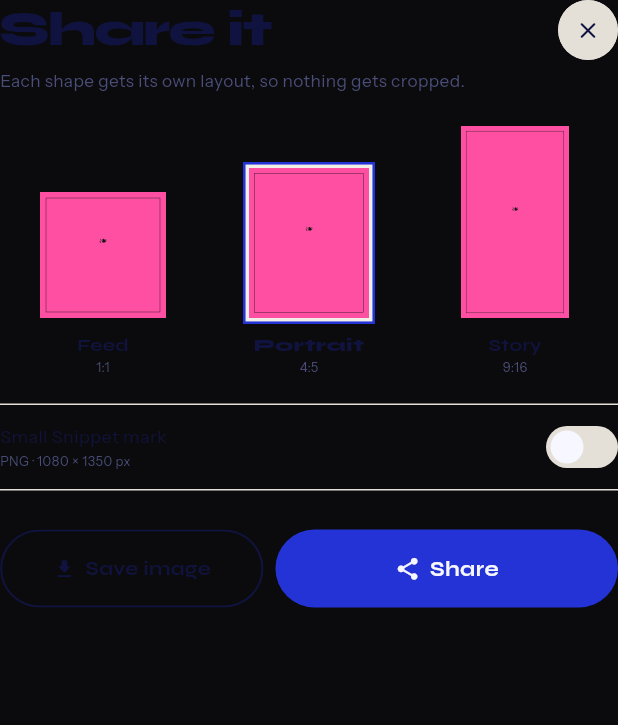
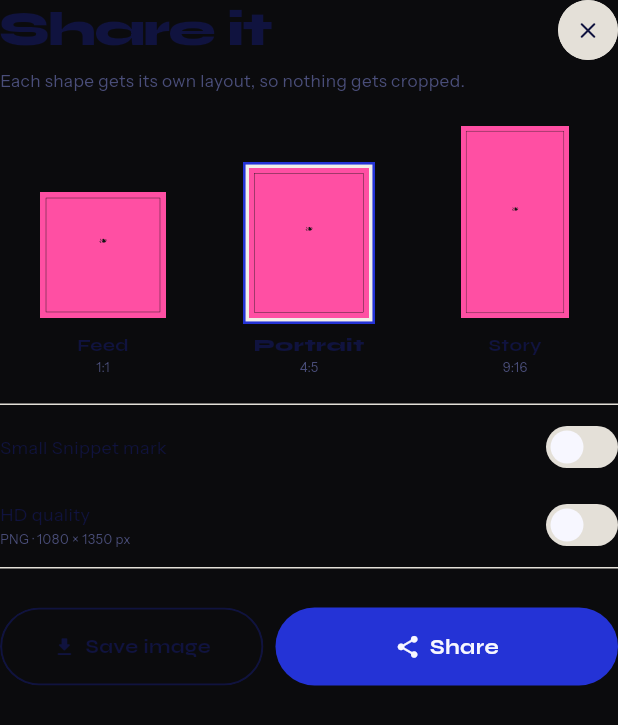
Before and after one commit to ArthurKagwa/snippet, a Flutter app: the ExportSheet widget shown alone on an empty page, opened directly with sample values from the repository, on a phone screen of 412 x 824 dp. Shown: the top 725 px of the screen. Run offline on Flutter 3.47's test engine with Material 3 defaults, Android fonts, the phone set to English and light mode, and no system bars; our stand-ins replace cloud_firestore, firebase_auth, firebase_core, firebase_remote_config, google_sign_in, share_plus; missing offline and left inert: gal; accounts and stored records are empty.

Commit message:
Add HD export toggle that doubles card resolution
Exports were fixed at 1080 px wide, below WhatsApp's standard-quality
cap, so its HD option had nothing extra to keep. HD renders at 2x
(2160 × 2700 portrait, 2160 × 3840 story). The default lives in
Profile; the export sheet can flip it per export.

```diff
--- a/lib/cards/card_shape.dart
+++ b/lib/cards/card_shape.dart
@@ -18,6 +18,14 @@ enum CardShape {
 
   double get aspectRatio => pixelWidth / pixelHeight;
 
+  /// HD exports render at this multiple of the base size, so WhatsApp's HD
+  /// option (and similar) has real detail to keep.
+  static const int hdScale = 2;
+
+  int exportWidth({required bool hd}) => hd ? pixelWidth * hdScale : pixelWidth;
+  int exportHeight({required bool hd}) =>
+      hd ? pixelHeight * hdScale : pixelHeight;
+
   /// Cards are composed at this logical width and scaled to fit.
   static const double designWidth = 304;
 
--- a/lib/data/app_settings.dart
+++ b/lib/data/app_settings.dart
@@ -43,6 +43,7 @@ class AppSettings extends ChangeNotifier {
   String _translationId = 'kjv';
   CardShape _shape = CardShape.portrait;
   bool _showMark = false;
+  bool _hdExport = false;
   bool _swipeHints = true;
   List<RecentVerse> _recent = const [];
   String? _dismissedAnnouncement;
@@ -50,6 +51,9 @@ class AppSettings extends ChangeNotifier {
   String get defaultTranslationId => _translationId;
   CardShape get defaultShape => _shape;
   bool get showMark => _showMark;
+
+  /// Export at [CardShape.hdScale] times the base resolution.
+  bool get hdExport => _hdExport;
   bool get swipeHints => _swipeHints;
   List<RecentVerse> get recent => _recent;
 
@@ -69,6 +73,7 @@ class AppSettings extends ChangeNotifier {
     _translationId = raw['translation'] as String? ?? _translationId;
     _shape = CardShape.byName(raw['shape'] as String?);
     _showMark = raw['showMark'] as bool? ?? _showMark;
+    _hdExport = raw['hdExport'] as bool? ?? _hdExport;
     _swipeHints = raw['swipeHints'] as bool? ?? _swipeHints;
     _dismissedAnnouncement = raw['dismissedAnnouncement'] as String?;
     _recent = [
@@ -81,6 +86,7 @@ class AppSettings extends ChangeNotifier {
   set defaultTranslationId(String id) => _update(() => _translationId = id);
   set defaultShape(CardShape s) => _update(() => _shape = s);
   set showMark(bool v) => _update(() => _showMark = v);
+  set hdExport(bool v) => _update(() => _hdExport = v);
   set swipeHints(bool v) => _update(() => _swipeHints = v);
 
   set dismissedAnnouncement(String? v) =>
@@ -101,6 +107,7 @@ class AppSettings extends ChangeNotifier {
           'translation': _translationId,
           'shape': _shape.name,
           'showMark': _showMark,
+          'hdExport': _hdExport,
           'swipeHints': _swipeHints,
           'recent': [for (final r in _recent) r.toJson()],
           'dismissedAnnouncement': _dismissedAnnouncement,
--- a/lib/features/export/export_sheet.dart
+++ b/lib/features/export/export_sheet.dart
@@ -13,8 +13,8 @@ import '../../services/services.dart';
 import '../../widgets/arch_sheet.dart';
 import '../../widgets/circle_button.dart';
 import '../../widgets/pill_button.dart';
-import '../../widgets/snippet_switch.dart';
 import '../../widgets/toast.dart';
+import 'export_toggle_row.dart';
 import 'shape_option.dart';
 
 /// "Share it": pick a shape, optionally add the mark, save or share a PNG.
@@ -50,6 +50,7 @@ class _ExportSheetState extends State<ExportSheet> {
   final GlobalKey _boundaryKey = GlobalKey();
   late CardShape _shape = Services.of(context).settings.defaultShape;
   late bool _mark = Services.of(context).settings.showMark;
+  late bool _hd = Services.of(context).settings.hdExport;
 
   /// 'save' or 'share' while that export runs; everything else waits.
   String? _running;
@@ -67,7 +68,7 @@ class _ExportSheetState extends State<ExportSheet> {
       RegExp(r'[^a-z0-9]+'),
       '_',
     );
-    return 'snippet_${slug}_${_shape.name}';
+    return 'snippet_${slug}_${_shape.name}${_hd ? '_hd' : ''}';
   }
 
   Future<void> _run(
@@ -82,7 +83,7 @@ class _ExportSheetState extends State<ExportSheet> {
       final boundary =
           _boundaryKey.currentContext!.findRenderObject()
               as RenderRepaintBoundary;
-      final ratio = _shape.pixelWidth / boundary.size.width;
+      final ratio = _shape.exportWidth(hd: _hd) / boundary.size.width;
       final png = await services.export.capturePng(boundary, pixelRatio: ratio);
       await action(services, png);
     } catch (e) {
@@ -172,34 +173,26 @@ class _ExportSheetState extends State<ExportSheet> {
               horizontal: BorderSide(color: c.stone2, width: 1),
             ),
           ),
-          child: Row(
+          child: Column(
             children: [
-              Expanded(
-                child: Column(
-                  crossAxisAlignment: CrossAxisAlignment.start,
-                  children: [
-                    Text(
-                      'Small Snippet mark',
-                      style: SnippetFonts.body(12, color: c.ink),
-                    ),
-                    const SizedBox(height: 2),
-                    Text(
-                      'PNG · ${_shape.pixelWidth} × ${_shape.pixelHeight} px',
-                      style: SnippetFonts.body(8.7, color: c.inkDim),
-                    ),
-                  ],
-                ),
-              ),
-              SnippetSwitch(
-                semanticLabel: 'Small Snippet mark',
+              ExportToggleRow(
+                label: 'Small Snippet mark',
                 value: _mark,
                 onChanged: (v) {
                   if (!_busy) setState(() => _mark = v);
                 },
-                onTrack: c.cobalt,
-                onThumb: c.white,
-                offTrack: c.stone2,
-                offThumb: c.white,
+              ),
+              const SizedBox(height: 8),
+              ExportToggleRow(
+                key: const Key('hd-export'),
+                label: 'HD quality',
+                detail:
+                    'PNG · ${_shape.exportWidth(hd: _hd)} × '
+                    '${_shape.exportHeight(hd: _hd)} px',
+                value: _hd,
+                onChanged: (v) {
+                  if (!_busy) setState(() => _hd = v);
+                },
               ),
             ],
           ),
--- /dev/null
+++ b/lib/features/export/export_toggle_row.dart
@@ -0,0 +1,51 @@
+import 'package:flutter/material.dart';
+
+import '../../core/theme/snippet_colors.dart';
+import '../../core/theme/snippet_fonts.dart';
+import '../../widgets/snippet_switch.dart';
+
+/// A labelled switch in the export sheet, with an optional detail line.
+class ExportToggleRow extends StatelessWidget {
+  const ExportToggleRow({
+    super.key,
+    required this.label,
+    this.detail,
+    required this.value,
+    required this.onChanged,
+  });
+
+  final String label;
+  final String? detail;
+  final bool value;
+  final ValueChanged<bool> onChanged;
+
+  @override
+  Widget build(BuildContext context) {
+    final c = context.colors;
+    return Row(
+      children: [
+        Expanded(
+          child: Column(
+            crossAxisAlignment: CrossAxisAlignment.start,
+            children: [
+              Text(label, style: SnippetFonts.body(12, color: c.ink)),
+              if (detail != null) ...[
+                const SizedBox(height: 2),
+                Text(detail!, style: SnippetFonts.body(8.7, color: c.inkDim)),
+              ],
+            ],
+          ),
+        ),
+        SnippetSwitch(
+          semanticLabel: label,
+          value: value,
+          onChanged: onChanged,
+          onTrack: c.cobalt,
+          onThumb: c.white,
+          offTrack: c.stone2,
+          offThumb: c.white,
+        ),
+      ],
+    );
+  }
+}
```
Also changed, not shown: lib/features/profile/profile_screen.dart (+9 -0 lines), 1 other file.
